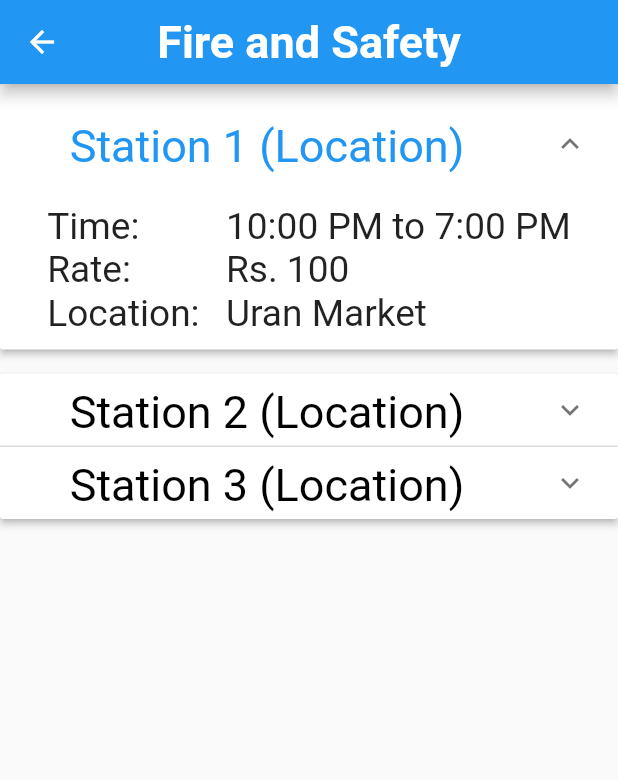
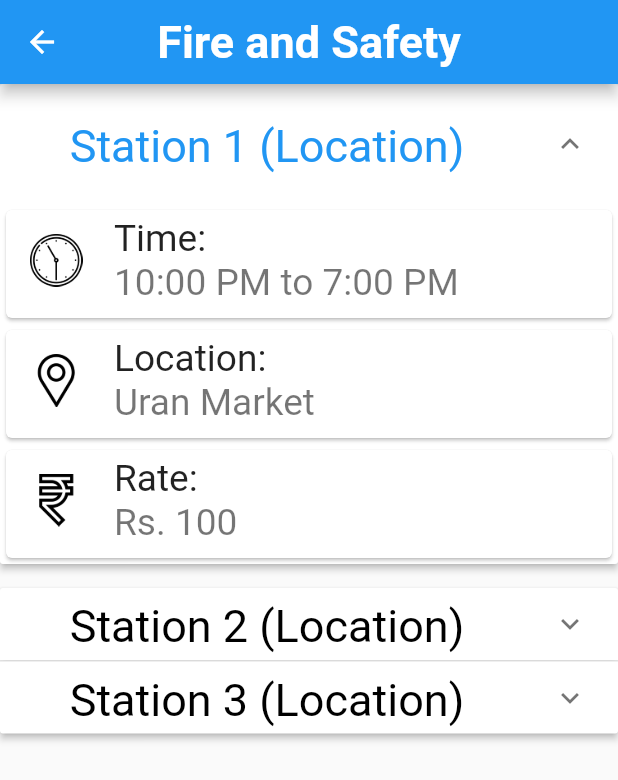
Before and after one commit to waqarshaikh/Essential-Services, a Flutter app: the FireAndSafety screen opened directly, after a tap on "Station 1 (Location)", on a phone screen of 412 x 824 dp. Shown: the top 780 px of the screen. Run offline on Flutter 3.47's test engine with Material 2 defaults, Android fonts, the light colour scheme and no system bars; our stand-ins replace splashscreen.

Commit message:
commit on master

```diff
--- a/lib/expantion_panel_bulder.dart
+++ b/lib/expantion_panel_bulder.dart
@@ -24,9 +24,6 @@ class ExpantionPanelBuilder {
           );
         },
         isExpanded: item.isExpanded,
-        body: Container(
-          child: item.rowBuilder(context),
-          padding: EdgeInsets.fromLTRB(20.0, 0.0, 20.0, 10.0),
-        ));
+        body:  item.rowBuilder(context),);
   }
 }
--- a/lib/item.dart
+++ b/lib/item.dart
@@ -10,27 +10,92 @@ class Item {
   String headerValue;
 
   Widget rowBuilder(BuildContext context) {
-    return Row(
-      mainAxisAlignment: MainAxisAlignment.spaceEvenly,
+    return Column(
       children: <Widget>[
-        Column(
-          crossAxisAlignment: CrossAxisAlignment.start,
-          children: <Widget>[
-            customText(text: 'Time: ', context: context),
-            customText(text: 'Rate: ', context: context),
-            customText(text: 'Location: ', context: context),
-          ],
+        Card(
+          child: ListTile(
+            leading: Image(
+              image: AssetImage('lib/assets/images/wall-clock.png'),
+              height: 35.0,
+              width: 35.0,
+            ),
+            title: customText(text: 'Time: ', context: context),
+            subtitle: customText(text: shop.time, context: context),
+          ),
         ),
-        Column(
-          crossAxisAlignment: CrossAxisAlignment.start,
-          children: <Widget>[
-            customText(text: shop.time, context: context),
-            customText(text: shop.rate, context: context),
-            customText(text: shop.location, context: context),
-          ],
+        Card(
+          child: ListTile(
+            leading: Image(
+              image: AssetImage('lib/assets/images/pin.png'),
+              height: 35.0,
+              width: 35.0,
+            ),
+            title: customText(text: 'Location: ', context: context),
+            subtitle: customText(text: shop.location, context: context),
+          ),
+        ),
+        Card(
+          child: ListTile(
+            leading: Image(
+              image: AssetImage('lib/assets/images/rupee.png'),
+              height: 35.0,
+              width: 35.0,
+            ),
+            title: customText(text: 'Rate: ', context: context),
+            subtitle: customText(text: shop.rate, context: context),
+          ),
         ),
       ],
     );
+
+    // return Row(
+    //   mainAxisAlignment: MainAxisAlignment.spaceEvenly,
+    //   children: <Widget>[
+    //     Column(
+    //       crossAxisAlignment: CrossAxisAlignment.start,
+    //       children: <Widget>[
+    //         Row(
+    //           children: <Widget>[
+    //             Image(
+    //               image: AssetImage('lib/assets/images/wall-clock.png'),
+    //               height: 20.0,
+    //               width: 20.0,
+    //             ),
+    //             customText(text: 'Time: ', context: context),
+    //           ],
+    //         ),
+    //         Row(
+    //           children: <Widget>[
+    //             Image(
+    //               image: AssetImage('lib/assets/images/rupee.png'),
+    //               height: 20.0,
+    //               width: 20.0,
+    //             ),
+    //             customText(text: 'Rate: ', context: context),
+    //           ],
+    //         ),
+    //         Row(
+    //           children: <Widget>[
+    //             Image(
+    //               image: AssetImage('lib/assets/images/pin.png'),
+    //               height: 20.0,
+    //               width: 20.0,
+    //             ),
+    //             customText(text: 'Location: ', context: context),
+    //           ],
+    //         ),
+    //       ],
+    //     ),
+    //     Column(
+    //       crossAxisAlignment: CrossAxisAlignment.start,
+    //       children: <Widget>[
+    //         customText(text: shop.time, context: context),
+    //         customText(text: shop.rate, context: context),
+    //         customText(text: shop.location, context: context),
+    //       ],
+    //     ),
+    //   ],
+    // );
   }
 }
 
--- a/pubspec.yaml
+++ b/pubspec.yaml
@@ -28,6 +28,7 @@ dependencies:
   material_design_icons_flutter: ^4.0.5345
   auto_size_text: ^2.1.0
   animator: ^2.0.1
+  animated_text_kit: ^2.2.0
 
   # The following adds the Cupertino Icons font to your application.
   # Use with the CupertinoIcons class for iOS style icons.
```
Also changed, not shown: lib/screens/logo_animation.dart (+40 -8 lines), lib/assets/images/pin.png (added), lib/assets/images/rupee.png (added), lib/assets/images/wall-clock.png (added), pubspec.lock.
